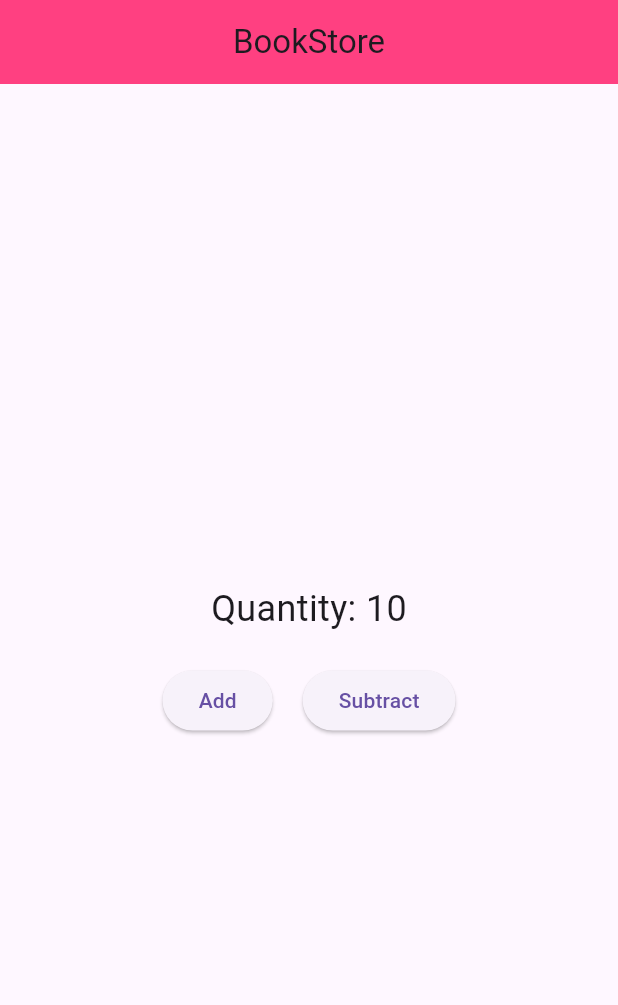
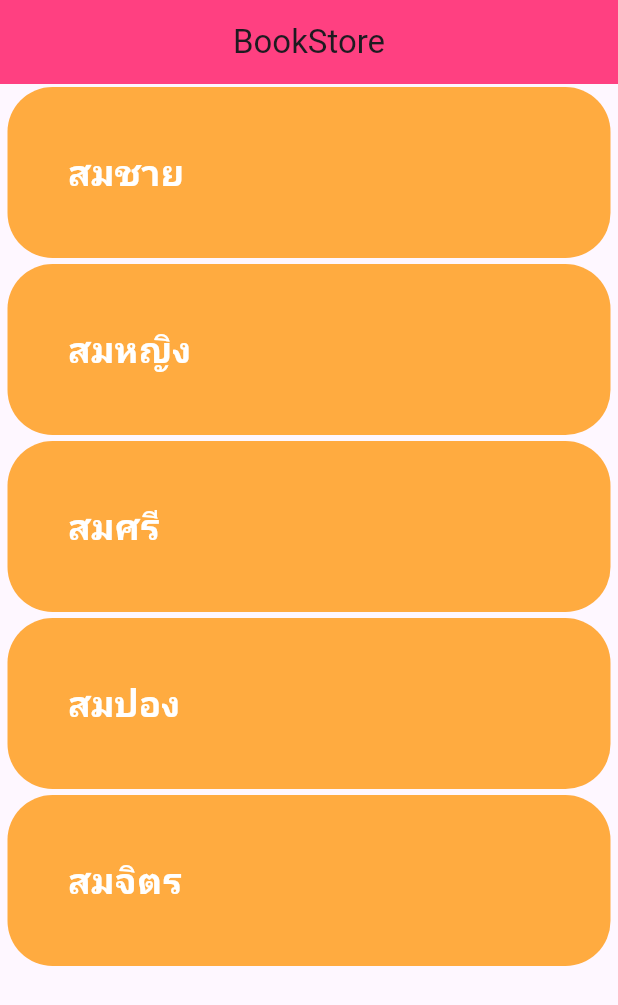
Before and after one commit to JJkittipop/Assignment67_2, a Flutter app: the screen it shows after launch, on a phone screen of 412 x 824 dp. Shown: the top 1005 px of the screen. Run offline on Flutter 3.47's test engine with Material 3 defaults, Android fonts, the phone set to English and light mode, and no system bars.

Commit message:
listview widget

```diff
--- a/lib/screen/item.dart
+++ b/lib/screen/item.dart
@@ -1,4 +1,6 @@
 // Step 8: stateful widget
+// Step 9: listview widget
+
 import 'package:flutter/material.dart';
 
 class Item extends StatefulWidget {
@@ -9,41 +11,67 @@
 }
 
 class _ItemState extends State<Item> {
-  int quantity = 10;
+  // int quantity = 10;
 
-  void addQuantity() {
-    setState(() {
-      quantity++;
-    });
-  }
+  // void addQuantity() {
+  //   setState(() {
+  //     quantity++;
+  //   });
+  // }
 
-  void subtractQuantity() {
-    setState(() {
-      quantity = quantity > 0 ? quantity - 1 : 0;
-    });
-  }
+  // void subtractQuantity() {
+  //   setState(() {
+  //     quantity = quantity > 0 ? quantity - 1 : 0;
+  //   });
+  // }
+
+  // Step 9: listview widget
+  List data = ["สมชาย", "สมหญิง", "สมศรี", "สมปอง", "สมจิตร"];
 
   @override
   Widget build(BuildContext context) {
-    return Center(
-      child: Column(
-        mainAxisAlignment: MainAxisAlignment.center,
-        children: [
-          Text("Quantity: $quantity", style: TextStyle(fontSize: 24)),
-          SizedBox(height: 20),
-          Row(
-            mainAxisAlignment: MainAxisAlignment.center,
-            children: [
-              ElevatedButton(onPressed: addQuantity, child: Text("Add")),
-              SizedBox(width: 20),
-              ElevatedButton(
-                onPressed: subtractQuantity,
-                child: Text("Subtract"),
-              ),
-            ],
+    // return Center(
+    //   child: Column(
+    //     mainAxisAlignment: MainAxisAlignment.center,
+    //     children: [
+    //       Text("Quantity: $quantity", style: TextStyle(fontSize: 24)),
+    //       SizedBox(height: 20),
+    //       Row(
+    //         mainAxisAlignment: MainAxisAlignment.center,
+    //         children: [
+    //           ElevatedButton(onPressed: addQuantity, child: Text("Add")),
+    //           SizedBox(width: 20),
+    //           ElevatedButton(
+    //             onPressed: subtractQuantity,
+    //             child: Text("Subtract"),
+    //           ),
+    //         ],
+    //       ),
+    //     ],
+    //   ),
+    // );
+
+    // Step 9: listview widget
+    return ListView.builder(
+      itemBuilder: (context, index) {
+        return Container(
+          decoration: BoxDecoration(
+            borderRadius: BorderRadius.circular(30),
+            color: Colors.orangeAccent,
           ),
-        ],
-      ),
-    );
+          margin: EdgeInsets.symmetric(vertical: 2, horizontal: 5),
+          padding: EdgeInsets.all(40),
+          child: Text(
+            data[index],
+            style: TextStyle(
+              fontSize: 24,
+              color: Colors.white,
+              fontWeight: FontWeight.bold,
+            ),
+          ),
+        );
+      },
+      itemCount: data.length,
+  );
   }
 }
```
